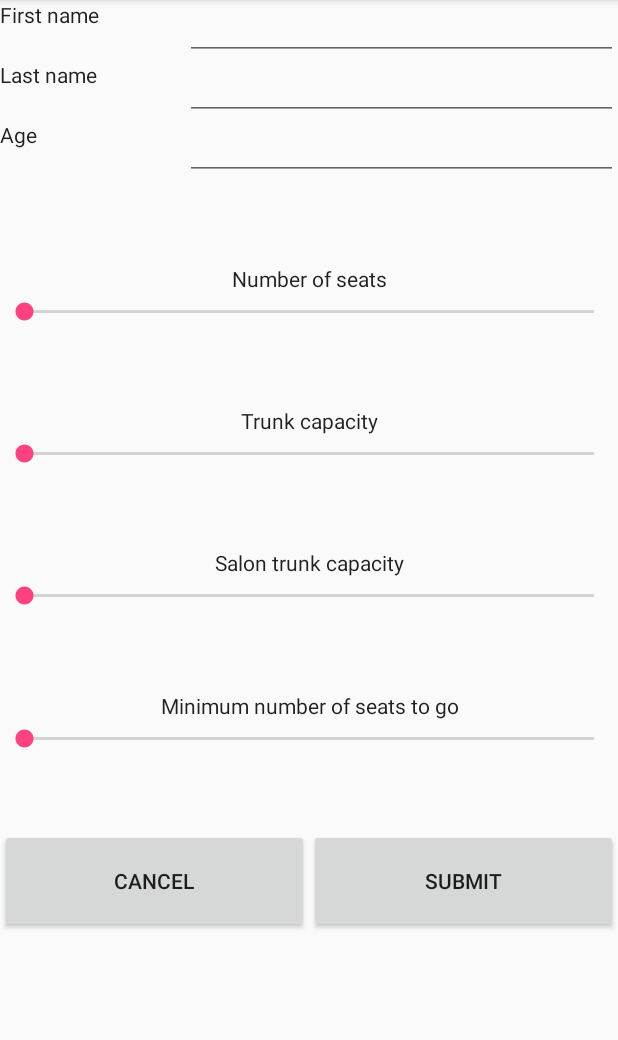
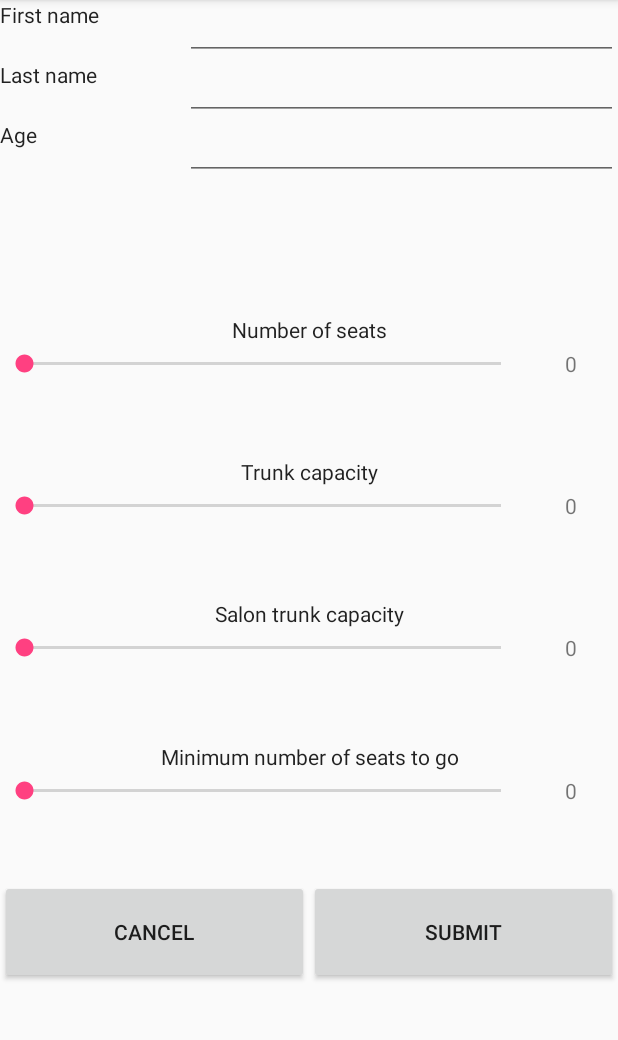
Before and after one commit to Vityoube/MagisterProject, an Android app: the DriverUserDetailsActivity screen opened directly, with no data from a screen before it, after a tap on "MODIFY", on a phone screen of 412 x 824 dp, the part 84-1124 px from its top. Run offline under Robolectric (Android 15) with nearby library versions, the phone set to English and light mode, and no system bars; our stand-ins replace Firebase (no records; nobody signed in at launch, a user with empty details on screens opened directly); 7 statements that could not run were skipped.

Commit message:
Modify Driver Details View is polished

```diff
--- a/app/src/main/java/vkalashnykov/org/busapplication/DriverUserDetailsActivity.java
+++ b/app/src/main/java/vkalashnykov/org/busapplication/DriverUserDetailsActivity.java
@@ -1,10 +1,8 @@
 package vkalashnykov.org.busapplication;
 
-import android.content.Intent;
 import android.support.v7.app.AppCompatActivity;
 import android.os.Bundle;
 import android.view.View;
-import android.widget.Button;
 import android.widget.EditText;
 import android.widget.SeekBar;
 import android.widget.TextView;
@@ -19,7 +17,7 @@ import com.google.firebase.database.ValueEventListener;
 import java.util.ArrayList;
 
 import vkalashnykov.org.busapplication.api.domain.Driver;
-import vkalashnykov.org.busapplication.layouts.SeekbarWithIntervals;
+import vkalashnykov.org.busapplication.layouts.MySeekbar;
 
 public class DriverUserDetailsActivity extends AppCompatActivity {
 
@@ -27,10 +25,10 @@ public class DriverUserDetailsActivity extends AppCompatActivity {
     private String firstNameText, lastNameText, ageText, busSizeText, trunkCapacityText,
     salonCapacityText,minSeatsText;
     private String driverKey;
-    private SeekbarWithIntervals seatsNumberSeekbar;
-    private SeekbarWithIntervals trunkCapacitySeekbar;
-    private SeekbarWithIntervals salonTrunkSeekbar;
-    private SeekbarWithIntervals minimumSeatsSeekbar;
+    private MySeekbar seatsNumberSeekbar;
+    private MySeekbar trunkCapacitySeekbar;
+    private MySeekbar salonTrunkSeekbar;
+    private MySeekbar minimumSeatsSeekbar;
     private EditText firstNameInput;
     private EditText lastNameInput;
     private EditText ageInput;
@@ -95,32 +93,14 @@ public class DriverUserDetailsActivity extends AppCompatActivity {
         firstNameInput = (EditText) findViewById(R.id.firstName);
         lastNameInput = (EditText) findViewById(R.id.lastName);
         ageInput = (EditText) findViewById(R.id.age);
-        seatsNumberSeekbar = (SeekbarWithIntervals) findViewById(R.id.seatsNumber);
-        trunkCapacitySeekbar = (SeekbarWithIntervals) findViewById(R.id.trunkCapacity);
-        salonTrunkSeekbar = (SeekbarWithIntervals) findViewById(R.id.salonCapacity);
-        minimumSeatsSeekbar = (SeekbarWithIntervals) findViewById(R.id.minimumSeatsNumber);
-        fillIntervals(seatsNumberSeekbar, 15);
-        fillIntervals(trunkCapacitySeekbar, 10);
-        fillIntervals(salonTrunkSeekbar, 10);
-        fillIntervals(minimumSeatsSeekbar, 15);
-//        seatsNumberSeekbar.setOnSeekBarChangeListener(new SeekBar.OnSeekBarChangeListener() {
-//            @Override
-//            public void onProgressChanged(SeekBar seekBar, int progress, boolean fromUser) {
-//                updateMinSeatSeekbar(progress);
-//
-//            }
-//
-//            @Override
-//            public void onStartTrackingTouch(SeekBar seekBar) {
-//
-//            }
-//
-//            @Override
-//            public void onStopTrackingTouch(SeekBar seekBar) {
-//
-//            }
-//        });
-
+        seatsNumberSeekbar = (MySeekbar) findViewById(R.id.seatsNumber);
+        trunkCapacitySeekbar = (MySeekbar) findViewById(R.id.trunkCapacity);
+        salonTrunkSeekbar = (MySeekbar) findViewById(R.id.salonCapacity);
+        minimumSeatsSeekbar = (MySeekbar) findViewById(R.id.minimumSeatsNumber);
+        fillIntervals(seatsNumberSeekbar, 50);
+        fillIntervals(trunkCapacitySeekbar, 30);
+        fillIntervals(salonTrunkSeekbar, 30);
+        fillIntervals(minimumSeatsSeekbar, 1);
 
     }
 
@@ -135,34 +115,26 @@ public class DriverUserDetailsActivity extends AppCompatActivity {
         if (seatsNumberSeekbar.getProgress()>0)
             driverRef.child("busSize").setValue(seatsNumberSeekbar.getProgress());
         if (trunkCapacitySeekbar.getProgress()>0)
-        driverRef.child("trunkCapacity").setValue(trunkCapacitySeekbar.getProgress()+1);
+        driverRef.child("trunkCapacity").setValue(trunkCapacitySeekbar.getProgress());
         if (salonTrunkSeekbar.getProgress()>0)
-        driverRef.child("salonCapacity").setValue(salonTrunkSeekbar.getProgress()+1);
+        driverRef.child("salonCapacity").setValue(salonTrunkSeekbar.getProgress());
         if (minimumSeatsSeekbar.getProgress()>0
                 && minimumSeatsSeekbar.getProgress()<=seatsNumberSeekbar.getProgress())
-            driverRef.child("minSeats").setValue(minimumSeatsSeekbar.getProgress()+1);
+            driverRef.child("minSeats").setValue(minimumSeatsSeekbar.getProgress());
         setContentView(R.layout.activity_driver_user_details);
         recreate();
     }
 
-    public void fillIntervals(SeekbarWithIntervals seekbar, int maxNumber) {
+    public void fillIntervals(MySeekbar seekbar, int maxNumber) {
         ArrayList<String> intervals = new ArrayList<>();
         for (int i = 1; i <= maxNumber; i++) {
             intervals.add(String.valueOf(i));
         }
-        seekbar.setIntervals(intervals);
+        seekbar.setMax(intervals);
     }
 
     public void cancel(View view) {
         setContentView(R.layout.activity_driver_user_details);
     }
 
-//    public void updateMinSeatSeekbar(int progress){
-//        minimumSeatsSeekbar.setUpdate(true);
-//        fillIntervals(minimumSeatsSeekbar,progress);
-//        minimumSeatsSeekbar.setProgress(progress);
-//        minimumSeatsSeekbar.updateThumb();
-//        minimumSeatsSeekbar.setUpdate(false);
-//
-//    }
 }
--- /dev/null
+++ b/app/src/main/java/vkalashnykov/org/busapplication/layouts/MySeekbar.java
@@ -0,0 +1,88 @@
+package vkalashnykov.org.busapplication.layouts;
+
+import java.util.List;
+
+import android.app.Activity;
+import android.content.Context;
+import android.util.AttributeSet;
+import android.view.LayoutInflater;
+import android.view.View;
+import android.widget.LinearLayout;
+import android.widget.RelativeLayout;
+import android.widget.SeekBar;
+import android.widget.SeekBar.OnSeekBarChangeListener;
+import android.widget.TextView;
+
+import vkalashnykov.org.busapplication.R;
+
+public class MySeekbar extends LinearLayout {
+    private SeekBar Seekbar = null;
+    private TextView seekbarValue=null;
+
+    public MySeekbar(Context context, AttributeSet attributeSet) {
+        super(context, attributeSet);
+    }
+
+    @Override
+    protected void onFinishInflate() {
+        super.onFinishInflate();
+
+        getActivity().getLayoutInflater()
+                .inflate(R.layout.seekbar, this);
+    }
+
+    private Activity getActivity() {
+        return (Activity) getContext();
+    }
+
+    public int getProgress() {
+        return getSeekbar().getProgress();
+    }
+
+    public void setProgress(int progress) {
+        getSeekbar().setProgress(progress);
+    }
+
+    public void setMax(List<String> intervals) {
+        seekbarValue=(TextView)findViewById(R.id.seekbarValue);
+        getSeekbar().setMax(intervals.size() );
+        getSeekbar().setOnSeekBarChangeListener(new OnSeekBarChangeListener() {
+            @Override
+            public void onProgressChanged(SeekBar seekBar, int progress, boolean fromUser) {
+                seekbarValue.setText(String.valueOf(progress));
+                if (getId()==R.id.seatsNumber && progress>0) {
+                    MySeekbar minimumSeatNumberSeekbar =
+                            (MySeekbar)getActivity().findViewById(R.id.minimumSeatsNumber);
+                    minimumSeatNumberSeekbar.getSeekbar().setMax(progress);
+                }
+            }
+
+            @Override
+            public void onStartTrackingTouch(SeekBar seekBar) {
+
+            }
+
+            @Override
+            public void onStopTrackingTouch(SeekBar seekBar) {
+
+            }
+        });
+    }
+
+
+    private SeekBar getSeekbar() {
+        if (Seekbar == null) {
+            Seekbar = (SeekBar) findViewById(R.id.seekbar);
+        }
+
+        return Seekbar;
+    }
+
+    public void setOnSeekBarChangeListener(OnSeekBarChangeListener onSeekBarChangeListener){
+        getSeekbar().setOnSeekBarChangeListener(onSeekBarChangeListener);
+    }
+
+    public TextView getSeekbarValue() {
+        return seekbarValue;
+    }
+}
--- a/app/src/main/java/vkalashnykov/org/busapplication/layouts/SeekbarWithIntervals.java
+++ /dev/null
@@ -1,212 +0,0 @@
-package vkalashnykov.org.busapplication.layouts;
-
-import java.util.List;
-
-import android.app.Activity;
-import android.content.Context;
-import android.util.AttributeSet;
-import android.util.TypedValue;
-import android.view.LayoutInflater;
-import android.view.View;
-import android.widget.LinearLayout;
-import android.widget.RelativeLayout;
-import android.widget.SeekBar;
-import android.widget.SeekBar.OnSeekBarChangeListener;
-import android.widget.TextView;
-
-import vkalashnykov.org.busapplication.R;
-
-public class SeekbarWithIntervals extends LinearLayout {
-    private RelativeLayout RelativeLayout = null;
-    private SeekBar Seekbar = null;
-    private boolean update;
-
-    private int WidthMeasureSpec = 0;
-    private int HeightMeasureSpec = 0;
-
-    public SeekbarWithIntervals(Context context, AttributeSet attributeSet) {
-        super(context, attributeSet);
-    }
-
-    @Override
-    protected void onFinishInflate() {
-        super.onFinishInflate();
-
-        getActivity().getLayoutInflater()
-                .inflate(R.layout.seekbar_with_intervals, this);
-    }
-
-    private Activity getActivity() {
-        return (Activity) getContext();
-    }
-
-    @Override
-    protected void onLayout(boolean changed, int l, int t, int r, int b) {
-        super.onLayout(changed, l, t, r, b);
-
-        if (changed) {
-            alignIntervals();
-
-            // We've changed the intervals layout, we need to refresh.
-            RelativeLayout.measure(WidthMeasureSpec, HeightMeasureSpec);
-            RelativeLayout.layout(RelativeLayout.getLeft(), RelativeLayout.getTop(), RelativeLayout.getRight(), RelativeLayout.getBottom());
-        }
-    }
-
-    private void alignIntervals() {
-        int widthOfSeekbarThumb = getSeekbarThumbWidth();
-        int thumbOffset = widthOfSeekbarThumb / 2;
-
-        int widthOfSeekbar = getSeekbar().getWidth();
-        int firstIntervalWidth = getRelativeLayout().getChildAt(0).getWidth();
-        int remainingPaddableWidth = widthOfSeekbar - firstIntervalWidth - widthOfSeekbarThumb;
-
-        int numberOfIntervals = getSeekbar().getMax();
-        int maximumWidthOfEachInterval = remainingPaddableWidth / numberOfIntervals;
-
-        alignFirstInterval(thumbOffset);
-        if (numberOfIntervals>2)
-            alignIntervalsInBetween(maximumWidthOfEachInterval);
-        if(numberOfIntervals>1)
-            alignLastInterval(thumbOffset, maximumWidthOfEachInterval);
-    }
-
-    private int getSeekbarThumbWidth() {
-        return getResources().getDimensionPixelOffset(R.dimen.seekbar_thumb_width);
-    }
-
-    private void alignFirstInterval(int offset) {
-        TextView firstInterval = (TextView) getRelativeLayout().getChildAt(0);
-        firstInterval.setPadding(offset, 0, 0, 0);
-    }
-
-    private void alignIntervalsInBetween(int maximumWidthOfEachInterval) {
-        int widthOfPreviousIntervalsText = 0;
-
-        // Don't align the first or last interval.
-        for (int index = 1; index < (getRelativeLayout().getChildCount() - 1); index++) {
-            TextView textViewInterval = (TextView) getRelativeLayout().getChildAt(index);
-            int widthOfText = textViewInterval.getWidth();
-
-            // This works out how much left padding is needed to center the current interval.
-            int leftPadding = Math.round(maximumWidthOfEachInterval - (widthOfText / 2) - (widthOfPreviousIntervalsText / 2));
-            textViewInterval.setPadding(leftPadding, 0, 0, 0);
-
-            widthOfPreviousIntervalsText = widthOfText;
-        }
-    }
-
-    private void alignLastInterval(int offset, int maximumWidthOfEachInterval) {
-        int lastIndex = getRelativeLayout().getChildCount() - 1;
-
-        TextView lastInterval = (TextView) getRelativeLayout().getChildAt(lastIndex);
-        int widthOfText = lastInterval.getWidth();
-
-        int leftPadding = Math.round(maximumWidthOfEachInterval - widthOfText - offset);
-        lastInterval.setPadding(leftPadding, 0, 0, 0);
-    }
-
-    protected synchronized void onMeasure(final int widthMeasureSpec, final int heightMeasureSpec)    {
-        WidthMeasureSpec = widthMeasureSpec;
-        HeightMeasureSpec = heightMeasureSpec;
-
-        super.onMeasure(widthMeasureSpec, heightMeasureSpec);
-    }
-
-    public int getProgress() {
-        return getSeekbar().getProgress();
-    }
-
-    public void setProgress(int progress) {
-        getSeekbar().setProgress(progress);
-    }
-
-    public void setIntervals(List<String> intervals) {
-        displayIntervals(intervals);
-        getSeekbar().setMax(intervals.size() );
-    }
-
-    private void displayIntervals(List<String> intervals) {
-        int idOfPreviousInterval = 0;
-
-        if (getRelativeLayout().getChildCount() == 0 ) {
-            for (String interval : intervals) {
-                TextView textViewInterval = createInterval(interval);
-                alignTextViewToRightOfPreviousInterval(textViewInterval, idOfPreviousInterval);
-
-                idOfPreviousInterval = textViewInterval.getId();
-
-                getRelativeLayout().addView(textViewInterval);
-            }
-        } else if (update){
-            getRelativeLayout().removeAllViews();
-            for (String interval : intervals) {
-                TextView textViewInterval = createInterval(interval);
-                alignTextViewToRightOfPreviousInterval(textViewInterval, idOfPreviousInterval);
-
-                idOfPreviousInterval = textViewInterval.getId();
-
-                getRelativeLayout().addView(textViewInterval);
-            }
-        }
-    }
-
-    private TextView createInterval(String interval) {
-        View textBoxView = (View) LayoutInflater.from(getContext())
-                .inflate(R.layout.seekbar_with_intervals_labels, null);
-
-        TextView textView = (TextView) textBoxView
-                .findViewById(R.id.textViewInterval);
-
-        textView.setId(View.generateViewId());
-        textView.setText(interval);
-//        textView.setTextSize(TypedValue.COMPLEX_UNIT_SP,8);
-
-        return textView;
-    }
-
-    private void alignTextViewToRightOfPreviousInterval(TextView textView, int idOfPreviousInterval) {
-        RelativeLayout.LayoutParams params = new RelativeLayout.LayoutParams(LinearLayout.LayoutParams.WRAP_CONTENT, LinearLayout.LayoutParams.WRAP_CONTENT);
-
-        if (idOfPreviousInterval > 0) {
-            params.addRule(RelativeLayout.RIGHT_OF, idOfPreviousInterval);
-        }
-
-        textView.setLayoutParams(params);
-    }
-
-    public void setOnSeekBarChangeListener(OnSeekBarChangeListener onSeekBarChangeListener) {
-        getSeekbar().setOnSeekBarChangeListener(onSeekBarChangeListener);
-    }
-
-    private RelativeLayout getRelativeLayout() {
-        if (RelativeLayout == null) {
-            RelativeLayout = (RelativeLayout) findViewById(R.id.intervals);
-        }
-
-        return RelativeLayout;
-    }
-
-    private SeekBar getSeekbar() {
-        if (Seekbar == null) {
-            Seekbar = (SeekBar) findViewById(R.id.seekbar);
-        }
-
-        return Seekbar;
-    }
-
-    public void updateThumb(){
-        alignIntervals();
-//        RelativeLayout.measure(WidthMeasureSpec, HeightMeasureSpec);
-//        RelativeLayout.layout(RelativeLayout.getLeft(), RelativeLayout.getTop(), RelativeLayout.getRight(), RelativeLayout.getBottom());
-        onFinishInflate();
-    }
-
-    public boolean isUpdate() {
-        return update;
-    }
-
-    public void setUpdate(boolean update) {
-        this.update = update;
-    }
-}
--- a/app/src/main/res/layout/driver_details_modify.xml
+++ b/app/src/main/res/layout/driver_details_modify.xml
@@ -13,7 +13,7 @@
         android:layout_height="0dp"
         tools:layout_editor_absoluteX="8dp"
         tools:layout_editor_absoluteY="8dp"
-        android:layout_weight="0.25">
+        android:layout_weight="0.3">
 
         <TableRow
             android:layout_width="match_parent"
@@ -93,12 +93,12 @@
         android:textAppearance="@style/TextAppearance.AppCompat.Body1"
         android:layout_weight="0.01"/>
 
-    <vkalashnykov.org.busapplication.layouts.SeekbarWithIntervals
+    <vkalashnykov.org.busapplication.layouts.MySeekbar
         android:layout_width="match_parent"
         android:layout_height="0dp"
         android:id="@+id/seatsNumber"
         android:layout_weight="0.1">
-    </vkalashnykov.org.busapplication.layouts.SeekbarWithIntervals>
+    </vkalashnykov.org.busapplication.layouts.MySeekbar>
 
     <TextView
         android:id="@+id/trunkCapacityLabel"
@@ -109,13 +109,13 @@
         android:layout_weight="0.01"
         android:textAppearance="@style/TextAppearance.AppCompat.Body1" />
 
-    <vkalashnykov.org.busapplication.layouts.SeekbarWithIntervals
+    <vkalashnykov.org.busapplication.layouts.MySeekbar
         android:layout_width="match_parent"
         android:layout_height="0dp"
         android:id="@+id/trunkCapacity"
         android:layout_weight="0.1">
 
-    </vkalashnykov.org.busapplication.layouts.SeekbarWithIntervals>
+    </vkalashnykov.org.busapplication.layouts.MySeekbar>
     <TextView
         android:id="@+id/salonTrunkCapacityLabel"
         android:layout_width="match_parent"
@@ -125,12 +125,12 @@
         android:gravity="center"
         android:textAppearance="@style/TextAppearance.AppCompat.Body1" />
 
-    <vkalashnykov.org.busapplication.layouts.SeekbarWithIntervals
+    <vkalashnykov.org.busapplication.layouts.MySeekbar
         android:layout_width="match_parent"
         android:layout_height="0dp"
         android:id="@+id/salonCapacity"
         android:layout_weight="0.1">
-    </vkalashnykov.org.busapplication.layouts.SeekbarWithIntervals>
+    </vkalashnykov.org.busapplication.layouts.MySeekbar>
 
     <TextView
         android:id="@+id/minimumSeatsNumberLabel"
@@ -141,12 +141,12 @@
         android:gravity="center"
         android:textAppearance="@style/TextAppearance.AppCompat.Body1" />
 
-    <vkalashnykov.org.busapplication.layouts.SeekbarWithIntervals
+    <vkalashnykov.org.busapplication.layouts.MySeekbar
         android:layout_width="match_parent"
         android:layout_height="0dp"
         android:id="@+id/minimumSeatsNumber"
         android:layout_weight="0.1">
-    </vkalashnykov.org.busapplication.layouts.SeekbarWithIntervals>
+    </vkalashnykov.org.busapplication.layouts.MySeekbar>
 
     <LinearLayout
         android:layout_width="match_parent"
--- /dev/null
+++ b/app/src/main/res/layout/seekbar.xml
@@ -0,0 +1,28 @@
+<?xml version="1.0" encoding="utf-8"?>
+<android.support.constraint.ConstraintLayout xmlns:android="http://schemas.android.com/apk/res/android"
+    xmlns:tools="http://schemas.android.com/tools"
+    android:layout_width="match_parent"
+    android:layout_height="match_parent">
+
+    <LinearLayout xmlns:android="http://schemas.android.com/apk/res/android"
+        android:layout_width="match_parent"
+        android:layout_height="wrap_content"
+        android:orientation="horizontal"
+        android:weightSum="100">
+
+        <SeekBar
+            android:id="@+id/seekbar"
+            android:layout_width="0dp"
+            android:layout_height="match_parent"
+            android:layout_weight="85" />
+
+        <TextView
+            android:id="@+id/seekbarValue"
+            android:layout_width="0dp"
+            android:layout_height="match_parent"
+            android:layout_weight="15"
+            android:text="0"
+            android:gravity="center"/>
+
+    </LinearLayout>
+</android.support.constraint.ConstraintLayout>
--- a/app/src/main/res/layout/seekbar_with_intervals.xml
+++ /dev/null
@@ -1,19 +0,0 @@
-<?xml version="1.0" encoding="utf-8"?>
-
-<RelativeLayout xmlns:android="http://schemas.android.com/apk/res/android"
-  android:layout_width="fill_parent"
-  android:layout_height="fill_parent"
-  android:orientation="vertical">
-
-  <RelativeLayout
-    android:id="@+id/intervals"
-    android:layout_width="match_parent"
-    android:layout_height="wrap_content"
-    android:orientation="horizontal"/>
-
-  <SeekBar
-    android:id="@+id/seekbar"
-    android:layout_width="match_parent"
-    android:layout_height="wrap_content"
-    android:layout_below="@+id/intervals" />
-</RelativeLayout>
```
